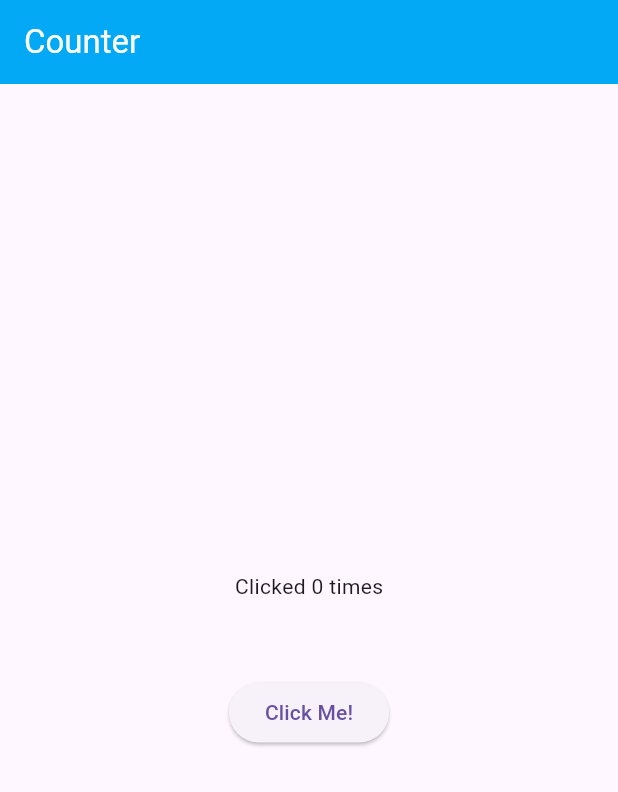
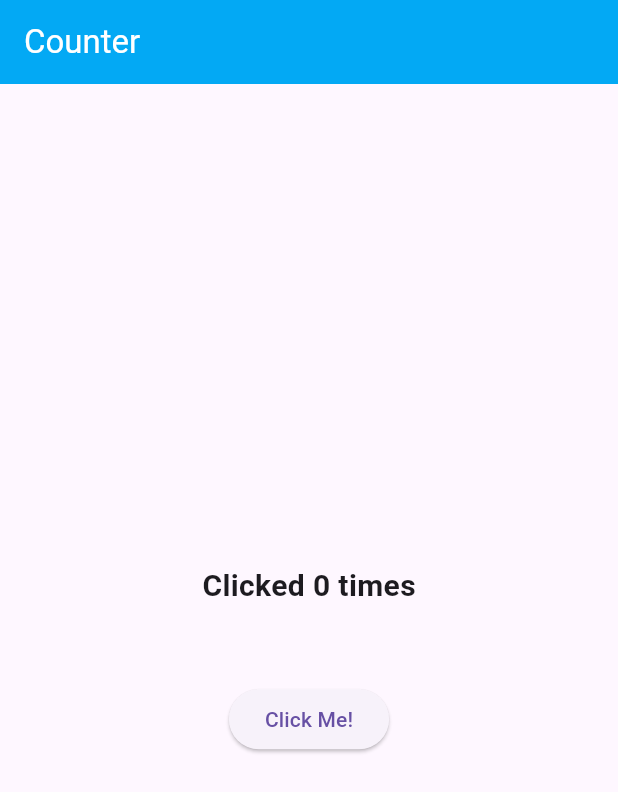
Before and after one commit to GrodTheGreat/Counter, a Flutter app: the screen it shows after launch, on a phone screen of 412 x 824 dp. Shown: the top 792 px of the screen. Run offline on Flutter 3.47's test engine with Material 3 defaults, Android fonts, the phone set to English and light mode, and no system bars.

Commit message:
Update text style

```diff
--- a/counter_flutter/lib/widgets/counter.dart
+++ b/counter_flutter/lib/widgets/counter.dart
@@ -25,7 +25,10 @@ class _CounterState extends State<Counter> {
     return Column(
       mainAxisAlignment: MainAxisAlignment.center,
       children: [
-        Text('Clicked ${count.current} times'),
+        Text(
+          'Clicked ${count.current} times',
+          style: TextStyle(fontWeight: FontWeight.bold, fontSize: 20.0),
+        ),
         SizedBox(height: 50.0),
         ElevatedButton(onPressed: _increment, child: Text('Click Me!')),
       ],
```
